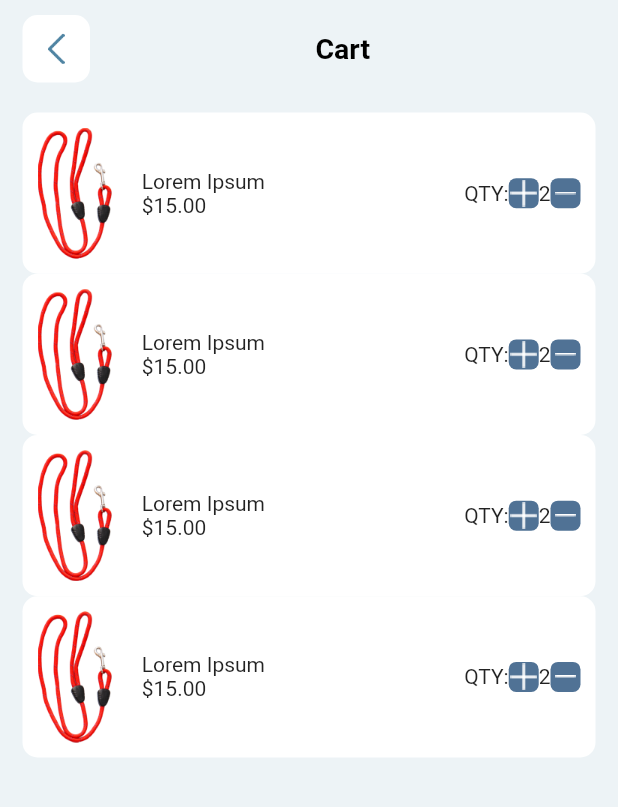
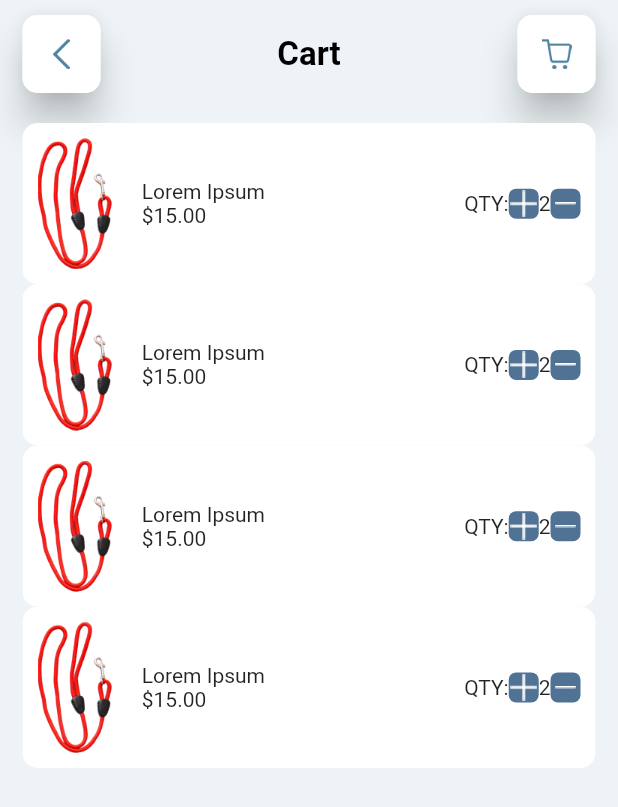
Before and after one commit to rushit5560/Pet_Lover_Project, a Flutter app: the CartScreen screen opened directly, on a phone screen of 412 x 824 dp. Shown: the top 807 px of the screen. Run offline on Flutter 3.47's test engine with Material 2 defaults, Android fonts, the phone set to English and light mode, and no system bars; drawn by our look-alikes of flutter_slidable; our stand-ins replace get.

Commit message:
Add accessories imges, Pet Shop Screen UI Done

```diff
--- a/pet_lover_project/lib/common/common_widgets.dart
+++ b/pet_lover_project/lib/common/common_widgets.dart
@@ -4,7 +4,9 @@ import 'constants/app_images.dart';
 
 class AuthScreenBackGroundModule extends StatelessWidget {
   final String heading;
-  const AuthScreenBackGroundModule({Key? key, required this.heading}) : super(key: key);
+
+  const AuthScreenBackGroundModule({Key? key, required this.heading})
+      : super(key: key);
 
   @override
   Widget build(BuildContext context) {
@@ -31,10 +33,8 @@ class AuthScreenBackGroundModule extends StatelessWidget {
               image: DecorationImage(
                 image: AssetImage(AppImages.authBgImg),
                 fit: BoxFit.cover,
-              )
-          ),
+              )),
         ),
-
         Positioned(
           top: 25,
           left: 40,
@@ -81,17 +81,39 @@ Widget commonAppBarModule({required title}) {
   return Row(
     mainAxisAlignment: MainAxisAlignment.spaceBetween,
     children: [
-      Container(
-          height: 45,
-          width: 45,
+      Material(
+        elevation: 10,
+        borderRadius: BorderRadius.circular(10),
+        child: Container(
+          height: 52,
+          width: 52,
           decoration: BoxDecoration(
               borderRadius: BorderRadius.circular(10), color: Colors.white),
           child: Image.asset(
-            AppImages.backButton,
+            AppImages.backButtonImg,
             scale: 2,
-          )),
-      Text("$title", style: const TextStyle(color: Colors.black, fontWeight: FontWeight.bold, fontSize: 19),),
-      Container(),
+          ),
+        ),
+      ),
+      Text(
+        "$title",
+        style: const TextStyle(
+            color: Colors.black, fontWeight: FontWeight.bold, fontSize: 22),
+      ),
+      Material(
+        elevation: 10,
+        borderRadius: BorderRadius.circular(10),
+        child: Container(
+          height: 52,
+          width: 52,
+          decoration: BoxDecoration(
+              borderRadius: BorderRadius.circular(10), color: Colors.white),
+          child: Image.asset(
+            AppImages.cartImg,
+            scale: 2,
+          ),
+        ),
+      ),
     ],
   );
 }
--- a/pet_lover_project/lib/common/constants/app_images.dart
+++ b/pet_lover_project/lib/common/constants/app_images.dart
@@ -2,8 +2,15 @@ class AppImages {
   static const imageMainPath = "assets/images/";
 
   static const authBgImg = imageMainPath + "auth_bg.png";
-  static const backButton = imageMainPath + "back_button.png";
-  static const belt = imageMainPath + "belt.png";
-  static const plus = imageMainPath + "plus.png";
-  static const minus = imageMainPath + "minus.png";
+  static const backButtonImg = imageMainPath + "back_button.png";
+  static const beltImg = imageMainPath + "belt.png";
+  static const plusImg = imageMainPath + "plus.png";
+  static const minusImg = imageMainPath + "minus.png";
+  static const cartImg = imageMainPath + "cart.png";
+  static const accessories1Img = imageMainPath + "accessories1.png";
+  static const accessories2Img = imageMainPath + "accessories2.png";
+  static const accessories3Img = imageMainPath + "accessories3.png";
+  static const accessories4Img = imageMainPath + "accessories4.png";
+  static const accessories5Img = imageMainPath + "accessories5.png";
+  static const accessories6Img = imageMainPath + "accessories6.png";
 }
--- a/pet_lover_project/lib/screens/cart_screen/cart_screen_widgets.dart
+++ b/pet_lover_project/lib/screens/cart_screen/cart_screen_widgets.dart
@@ -44,7 +44,7 @@ class CartList extends StatelessWidget {
                     children: [
                       Row(
                         children: [
-                          Image.asset(AppImages.belt, scale: 2,),
+                          Image.asset(AppImages.beltImg, scale: 2,),
                           SizedBox(width: 20,),
 
                           Column(
@@ -68,7 +68,7 @@ class CartList extends StatelessWidget {
                               color: AppColors.colorDarkBlue
                             ),
                             child: Center(
-                              child: Image.asset(AppImages.plus),
+                              child: Image.asset(AppImages.plusImg),
                             ),
                           ),
 
@@ -81,7 +81,7 @@ class CartList extends StatelessWidget {
                                 color: AppColors.colorDarkBlue
                             ),
                             child: Center(
-                              child: Image.asset(AppImages.minus),
+                              child: Image.asset(AppImages.minusImg),
                             ),
                           ),
                         ],
```
Also changed, not shown: pet_lover_project/lib/common/constants/field_decorations.dart (+19 -3 lines), pet_lover_project/lib/controllers/pet_shop_screen_controller/pet_shop_screen_controller.dart (added, +7 -0 lines), pet_lover_project/lib/screens/pet_shop_screen/pet_shop_screen.dart (added, +44 -0 lines), pet_lover_project/lib/screens/pet_shop_screen/pet_shop_screen_widgets.dart (added, +273 -0 lines), pet_lover_project/assets/images/accessories1.png (added), pet_lover_project/assets/images/accessories2.png (added), pet_lover_project/assets/images/accessories3.png (added), pet_lover_project/assets/images/accessories4.png (added), pet_lover_project/assets/images/accessories5.png (added), pet_lover_project/assets/images/accessories6.png (added), pet_lover_project/assets/images/cart.png (added).
